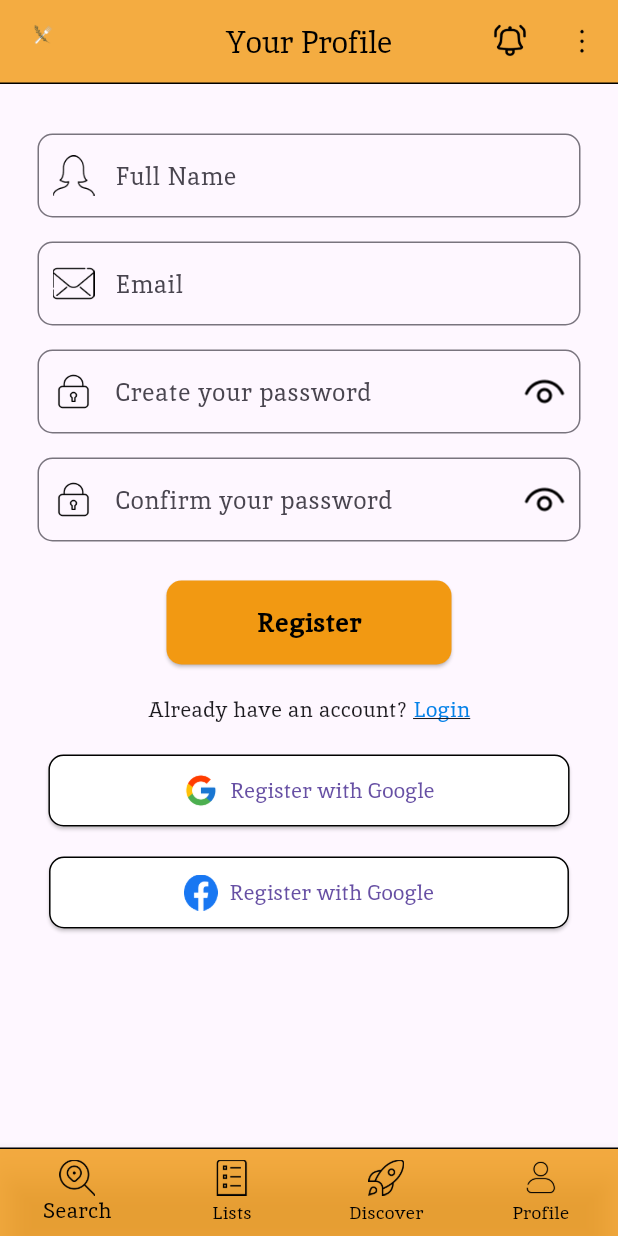
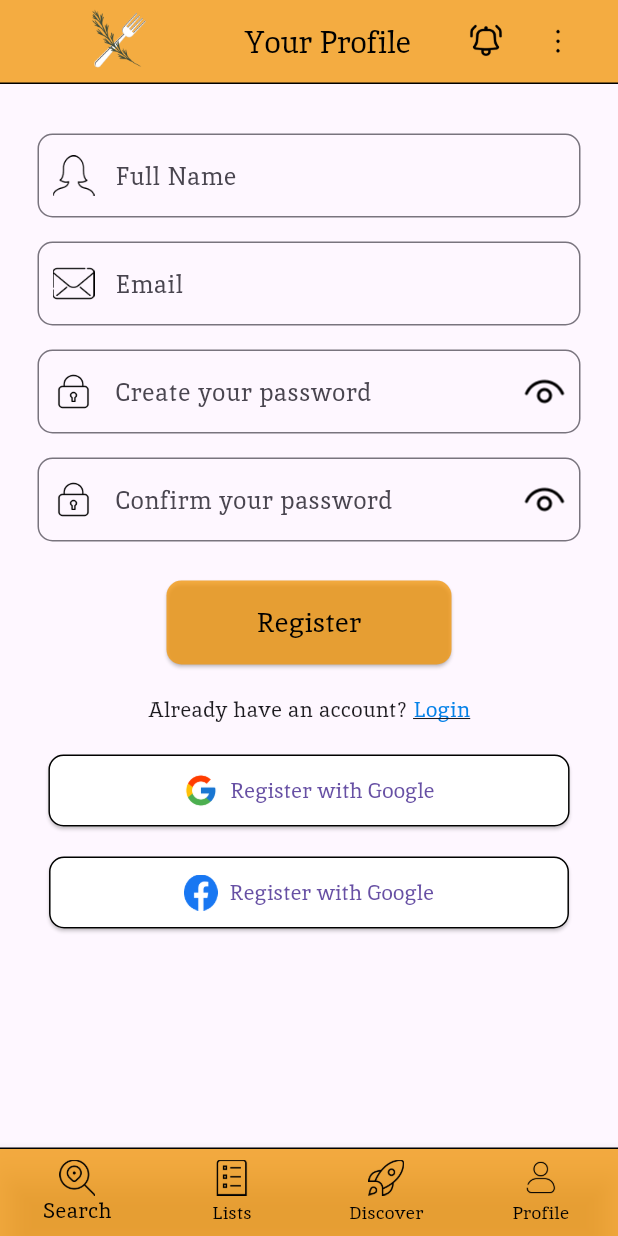
Before and after one commit to pragya45/MealMap, a Flutter app: the RegisterView screen opened by its route, on a phone screen of 412 x 824 dp. Run offline on Flutter 3.47's test engine with Material 3 defaults, Android fonts, the phone set to English and light mode, and no system bars.

Commit message:
complete register

```diff
--- a/lib/features/login/login_view.dart
+++ b/lib/features/login/login_view.dart
@@ -62,7 +62,7 @@ class LoginView extends StatelessWidget {
         _buildSocialLoginButton(
             context: context,
             label: 'Login with Google',
-            assetName: 'assets/images/google_icons.png'),
+            assetName: 'assets/icons/google_icons.png'),
         const SizedBox(height: 10),
         _buildSocialLoginButton(
             context: context,
--- a/lib/features/navbar/custom_top_nav_bar.dart
+++ b/lib/features/navbar/custom_top_nav_bar.dart
@@ -10,16 +10,27 @@ class CustomTopNavBar extends StatelessWidget implements PreferredSizeWidget {
     return AppBar(
       backgroundColor: const Color(0xFFF29912).withOpacity(0.8),
       elevation: 0,
-      leading: Container(
-        padding: const EdgeInsets.all(8.0),
+      automaticallyImplyLeading: false,
+      title: Row(
+        mainAxisAlignment: MainAxisAlignment.spaceBetween,
+        crossAxisAlignment:
+            CrossAxisAlignment.center, // Aligns items vertically
+        children: [
+          Column(
+            mainAxisAlignment: MainAxisAlignment.start,
+            children: [
+              Container(
+                padding: const EdgeInsets.only(left: 1, top: 25.0),
                 child: Image.asset(
                   'assets/images/logo1.png',
-          height: 60,
-          width: 60,
+                  height: 120,
+                  width: 120,
                   fit: BoxFit.contain,
                 ),
               ),
-      title: Text(
+            ],
+          ),
+          Text(
             title,
             style: const TextStyle(
               color: Colors.black,
@@ -27,8 +38,8 @@ class CustomTopNavBar extends StatelessWidget implements PreferredSizeWidget {
               fontWeight: FontWeight.normal,
             ),
           ),
-      centerTitle: true,
-      actions: [
+          Row(
+            children: [
               IconButton(
                 icon: Image.asset('assets/icons/notification.png', height: 24),
                 onPressed: () {
@@ -42,6 +53,10 @@ class CustomTopNavBar extends StatelessWidget implements PreferredSizeWidget {
                 },
               ),
             ],
+          ),
+        ],
+      ),
+      centerTitle: true,
       bottom: const PreferredSize(
         preferredSize: Size.fromHeight(1.0),
         child: Divider(
--- a/lib/features/register/register_view.dart
+++ b/lib/features/register/register_view.dart
@@ -39,7 +39,7 @@ class RegisterView extends StatelessWidget {
                   // Handle registration logic here
                 },
                 style: ElevatedButton.styleFrom(
-                  backgroundColor: const Color(0xFFF29912), // Background color
+                  backgroundColor: const Color(0xFFF29912).withOpacity(0.8),
                   shape: RoundedRectangleBorder(
                     borderRadius: BorderRadius.circular(10),
                   ),
@@ -53,7 +53,7 @@ class RegisterView extends StatelessWidget {
                   'Register',
                   style: TextStyle(
                     fontSize: 18,
-                    fontWeight: FontWeight.bold,
+                    fontWeight: FontWeight.normal,
                     color: Colors.black,
                   ),
                 ),
```
Lines whose indentation alone changed are shown as unchanged.
